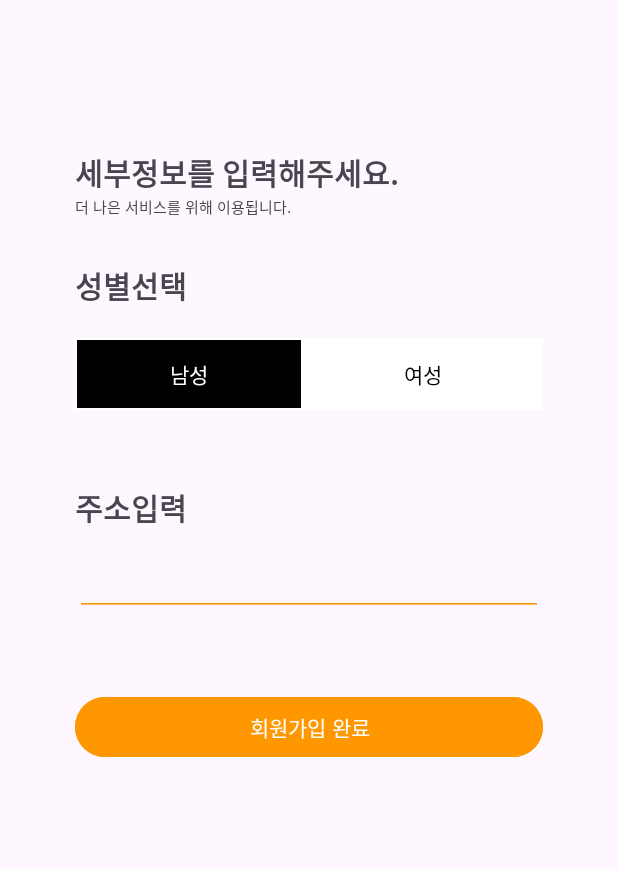
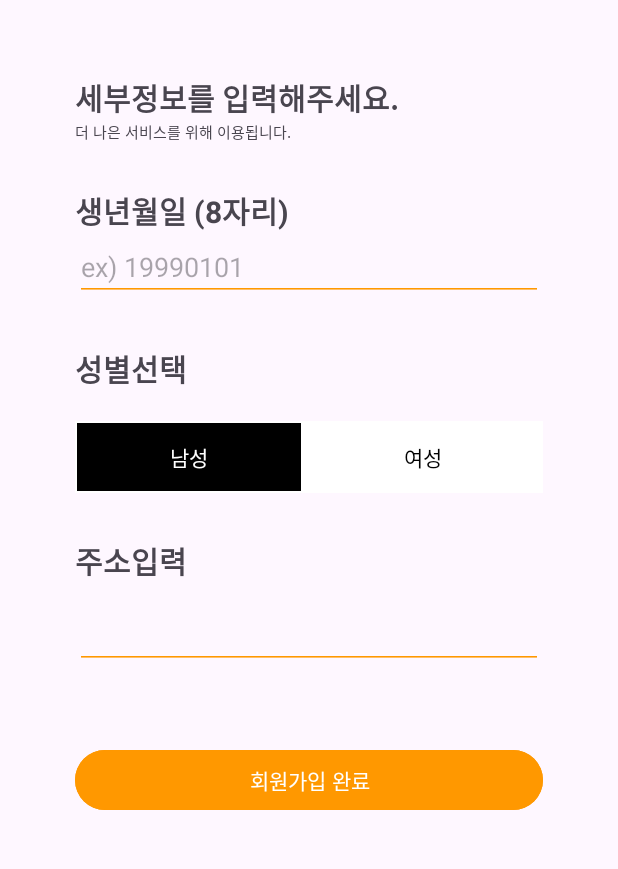
Before and after one commit to 2021-SMHRD-KDT-IoT-9/smart_todaycart, an Android app: the fragment JoinFourFragment placed in its activity, after a tap on "회원가입 완료", on a phone screen of 412 x 824 dp, the part 75-944 px from its top. Run offline under Robolectric (Android 15) with nearby library versions, the phone set to English and light mode, and no system bars; our stand-ins replace Volley; network calls fail.

Commit message:
기능 일부 수정 v1

```diff
--- a/app/src/main/java/com/example/todaycart/JoinFiveFragment.kt
+++ b/app/src/main/java/com/example/todaycart/JoinFiveFragment.kt
@@ -47,6 +47,7 @@ class JoinFiveFragment : Fragment() {
             val address2 = sf2.getString("address", "error_address")
             val name2 = sf2.getString("name", "error_name")
             val gender2 = sf2.getString("member_gender", "error_gender")
+            val birth2 = sf2.getString("birth","error_birth")
 
 
             val url = "http://119.200.31.135:9090/project/newMember"
@@ -61,6 +62,7 @@ class JoinFiveFragment : Fragment() {
             params.put("member_tel", tel2)
             params.put("member_gender", gender2)
             params.put("member_add", address2)
+            params.put("member_birth", birth2)
 
 
             val request = object : JsonObjectRequest(
@@ -79,7 +81,9 @@ class JoinFiveFragment : Fragment() {
                         intent.putExtra("member_tel", tel2)
                         intent.putExtra("member_gender", gender2)
                         intent.putExtra("member_add", address2)
+                        intent.putExtra("member_birth",birth2)
                         startActivity(intent)
+
                     } else {
                         Toast.makeText(context, message, Toast.LENGTH_SHORT).show()
                     }
--- a/app/src/main/java/com/example/todaycart/JoinFourFragment.kt
+++ b/app/src/main/java/com/example/todaycart/JoinFourFragment.kt
@@ -27,7 +27,7 @@ class JoinFourFragment : Fragment() {
         val btnMale : Button = view.findViewById(R.id.btnMale)
         val btnFemale : Button = view.findViewById(R.id.btnFemale)
         val etAdd : EditText = view.findViewById(R.id.etAdd)
-
+        val etBirth : EditText = view.findViewById(R.id.etBirth)
 
 
         // 라디오 클릭에 따른 버튼 값 감지하여 내장 DB에 저장
@@ -59,14 +59,15 @@ class JoinFourFragment : Fragment() {
 
         btnFour.setOnClickListener {
             val address = etAdd.text.toString()
-
-            if (address != ""){
+            val birth = etBirth.text.toString()
+            if (address != ""&& birth != ""){
                 val activity = activity as JoinActivity
                 activity.replaceFragment(JoinFiveFragment())
                 val sf = requireActivity().getSharedPreferences("join", Context.MODE_PRIVATE)
                 val editor : SharedPreferences.Editor = sf.edit()
 
                 editor.putString("address", address)
+                editor.putString("birth", birth)
                 editor.commit()
                 // DB에서 저장된 성별 값 가져오기
 
@@ -75,15 +76,6 @@ class JoinFourFragment : Fragment() {
 
         }
 
-
-
-
-
-
-
-
-
-
         return view
     }
 
--- a/app/src/main/java/com/example/todaycart/LoginActivity.kt
+++ b/app/src/main/java/com/example/todaycart/LoginActivity.kt
@@ -68,10 +68,8 @@ class LoginActivity : AppCompatActivity() {
                             editor.putString("member_id",id)
                             editor.putString("member_pw",pw)
                             editor.commit()
-
-
-
                             startActivity(intent)
+                            finish()
                         } else {
                             Toast.makeText(this, message, Toast.LENGTH_SHORT).show()
                         }
--- a/app/src/main/java/com/example/todaycart/Main_AfterActivity.kt
+++ b/app/src/main/java/com/example/todaycart/Main_AfterActivity.kt
@@ -39,7 +39,7 @@ class Main_AfterActivity : AppCompatActivity() {
 
 
         if (id != null && pw != null) {
-            Toast.makeText(this, "로그인 성공", Toast.LENGTH_SHORT).show()
+
             tvLogin.text = "${id}님 환영합니다 \n 현재 000번 카트 이용중입니다."
         } else {
             Toast.makeText(this, "ID/PW를 확인해주세요", Toast.LENGTH_SHORT).show()
--- a/app/src/main/res/layout/fragment_join_four.xml
+++ b/app/src/main/res/layout/fragment_join_four.xml
@@ -16,7 +16,7 @@
             android:layout_width="wrap_content"
             android:layout_height="wrap_content"
             android:layout_marginStart="50dp"
-            android:layout_marginTop="150dp"
+            android:layout_marginTop="100dp"
             android:text="세부정보를 입력해주세요."
             android:textSize="20dp"
             android:textStyle="bold"
@@ -41,8 +41,8 @@
             android:text="성별선택"
             android:textSize="20dp"
             android:textStyle="bold"
-            app:layout_constraintStart_toStartOf="@+id/textView7"
-            app:layout_constraintTop_toBottomOf="@+id/textView7" />
+            app:layout_constraintStart_toStartOf="@+id/etBirth"
+            app:layout_constraintTop_toBottomOf="@+id/etBirth" />
 
         <RadioGroup
             android:id="@+id/rgGender"
@@ -87,7 +87,7 @@
             android:id="@+id/textView9"
             android:layout_width="wrap_content"
             android:layout_height="wrap_content"
-            android:layout_marginTop="50dp"
+            android:layout_marginTop="30dp"
             android:text="주소입력"
             android:textSize="20dp"
             android:textStyle="bold"
@@ -121,5 +121,30 @@
             app:layout_constraintEnd_toEndOf="@+id/etAdd"
             app:layout_constraintStart_toStartOf="@+id/etAdd"
             app:layout_constraintTop_toBottomOf="@+id/etAdd" />
+
+        <TextView
+            android:id="@+id/textView15"
+            android:layout_width="wrap_content"
+            android:layout_height="wrap_content"
+            android:layout_marginTop="30dp"
+            android:text="생년월일 (8자리)"
+            android:textSize="20dp"
+            android:textStyle="bold"
+            app:layout_constraintStart_toStartOf="@+id/textView7"
+            app:layout_constraintTop_toBottomOf="@+id/textView7" />
+
+        <EditText
+            android:id="@+id/etBirth"
+            android:layout_width="0dp"
+            android:layout_height="wrap_content"
+            android:layout_marginStart="50dp"
+            android:layout_marginEnd="50dp"
+            android:backgroundTint="#FF9800"
+            android:ems="10"
+            android:hint="ex) 19990101"
+            android:inputType="text"
+            app:layout_constraintEnd_toEndOf="parent"
+            app:layout_constraintStart_toStartOf="parent"
+            app:layout_constraintTop_toBottomOf="@+id/textView15" />
     </androidx.constraintlayout.widget.ConstraintLayout>
 </FrameLayout>
```
